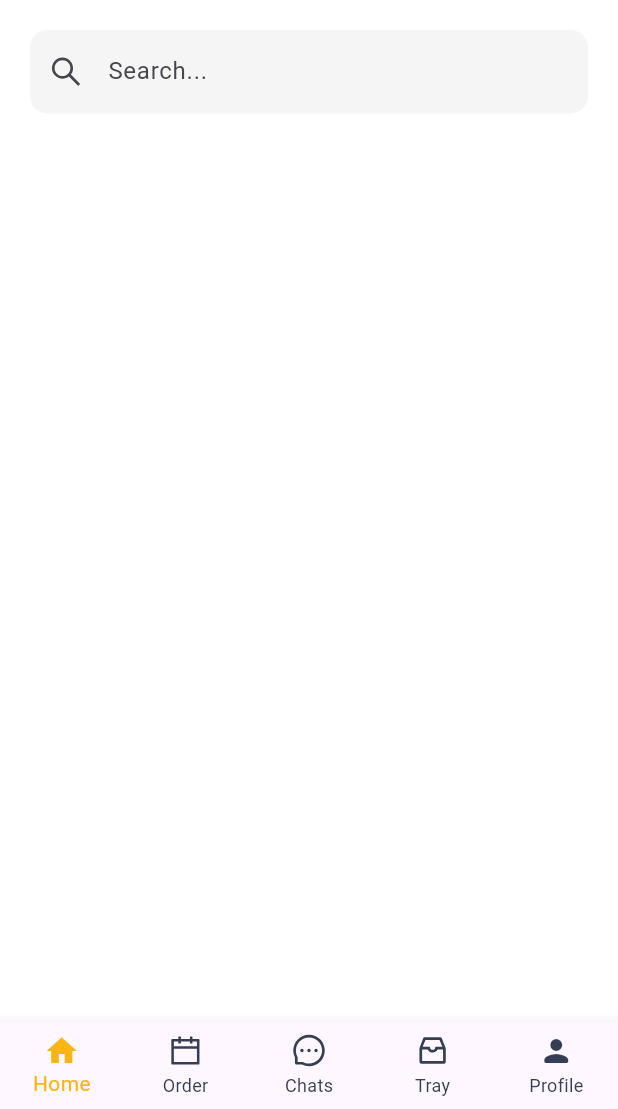
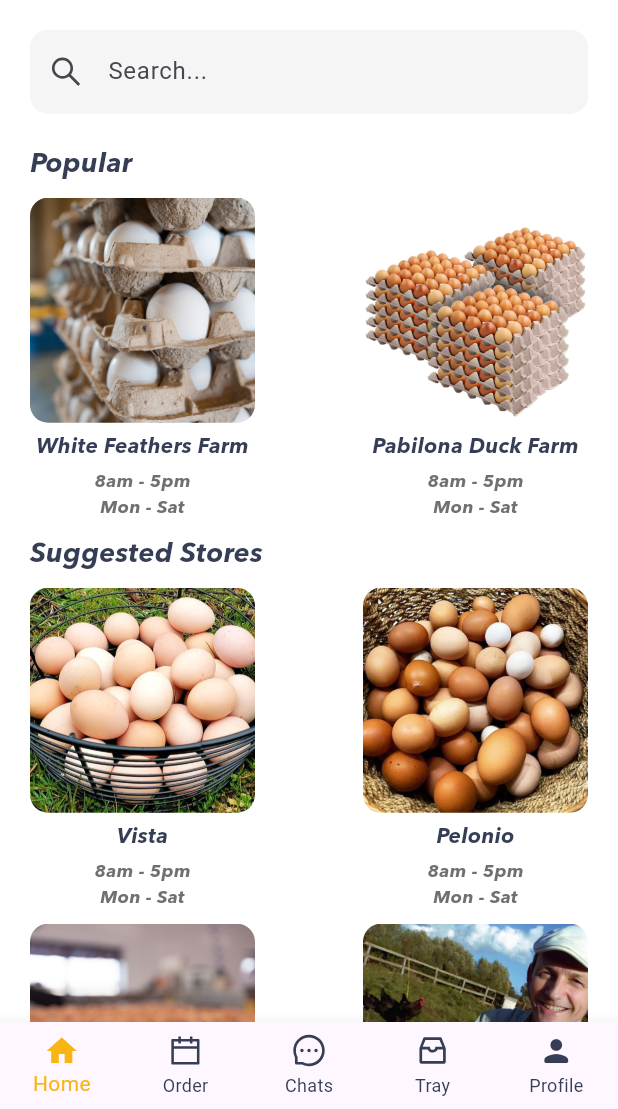
Before and after one commit to paturiick/EggVenture, a Flutter app: the HomeScreen screen opened by its route, on a phone screen of 412 x 824 dp, the part 127-1236 px from its top. Run offline on Flutter 3.47's test engine with Material 3 defaults, Android fonts, the phone set to English and light mode, and no system bars; our stand-ins replace flutter_svg, icons_plus.

Commit message:
profile and home screen modified

```diff
--- a/lib/screens/home_screen.dart
+++ b/lib/screens/home_screen.dart
@@ -8,8 +8,12 @@ class HomeScreen extends StatelessWidget {
   @override
   Widget build(BuildContext context) {
     return Scaffold(
-      body: Column(
+      body: SingleChildScrollView(
+        // To enable scrolling if content overflows
+        child: Column(
           mainAxisAlignment: MainAxisAlignment.start,
+          crossAxisAlignment:
+              CrossAxisAlignment.start, // Align children to the start
           children: [
             Center(
               child: Padding(
@@ -84,9 +88,141 @@ class HomeScreen extends StatelessWidget {
                 ),
               ),
             ),
+            Padding(
+              padding: const EdgeInsets.symmetric(horizontal: 20.0),
+              child: Text(
+                'Popular',
+                style: TextStyle(
+                  fontFamily: 'AvenirNextCyr',
+                  fontWeight: FontWeight.bold,
+                  fontSize: 18,
+                  color: Color(0xFF353E55),
+                ),
+              ),
+            ),
+            // Popular section (2 items in a row)
+            Padding(
+              padding:
+                  const EdgeInsets.symmetric(horizontal: 20.0, vertical: 10.0),
+              child: Row(
+                mainAxisAlignment: MainAxisAlignment.spaceBetween,
+                children: [
+                  _buildStoreItem(context, 'assets/stores/white_feathers.jpg',
+                      'White Feathers Farm', '8am - 5pm', 'Mon - Sat'),
+                  _buildStoreItem(context, 'assets/stores/pabilona_duck.jpg',
+                      'Pabilona Duck Farm', '8am - 5pm', 'Mon - Sat'),
                 ],
+              ),
+            ),
+            Padding(
+              padding: const EdgeInsets.symmetric(horizontal: 20.0),
+              child: Text(
+                'Suggested Stores',
+                style: TextStyle(
+                  fontFamily: 'AvenirNextCyr',
+                  fontWeight: FontWeight.bold,
+                  fontSize: 18,
+                  color: Color(0xFF353E55),
+                ),
+              ),
+            ),
+            // Suggested Stores section (2 items in a row)
+            Padding(
+              padding:
+                  const EdgeInsets.symmetric(horizontal: 20.0, vertical: 10.0),
+              child: Column(
+                children: [
+                  Row(
+                    mainAxisAlignment: MainAxisAlignment.spaceBetween,
+                    children: [
+                      _buildStoreItem(context, 'assets/stores/vista.jpg',
+                          'Vista', '8am - 5pm', 'Mon - Sat'),
+                      _buildStoreItem(context, 'assets/stores/pelonio.png',
+                          'Pelonio', '8am - 5pm', 'Mon - Sat'),
+                    ],
+                  ),
+                  SizedBox(height: 10),
+                  Row(
+                    mainAxisAlignment: MainAxisAlignment.spaceBetween,
+                    children: [
+                      _buildStoreItem(context, 'assets/stores/daily_fresh.jpg',
+                          'Daily Fresh', '8am - 5pm', 'Mon - Sat'),
+                      _buildStoreItem(context, 'assets/stores/sundo.png',
+                          'Sundo', '8am - 5pm', 'Mon - Sat'),
+                    ],
+                  ),
+                  SizedBox(height: 10),
+                  Row(
+                    mainAxisAlignment: MainAxisAlignment.spaceBetween,
+                    children: [
+                      _buildStoreItem(context, 'assets/stores/pabilona.jpg',
+                          'Pabilona', '8am - 5pm', 'Mon - Sat'),
+                      // Add more stores here if needed
+                    ],
+                  ),
+                ],
+              ),
+            ),
+          ],
+        ),
       ),
       bottomNavigationBar: NavigationBarWidget(currentIndex: 0),
     );
   }
+
+  // Helper method to build each store item with rounded edges and opening times
+  Widget _buildStoreItem(BuildContext context, String imagePath, String title,
+      String time, String days) {
+    return GestureDetector(
+      onTap: () {
+        // Navigate to other screen
+      },
+      child: Container(
+        child: Column(
+          mainAxisAlignment: MainAxisAlignment.start,
+          children: [
+            ClipRRect(
+              borderRadius: BorderRadius.circular(12),
+              child: Image.asset(
+                imagePath,
+                width: 150,
+                height: 150,
+                fit: BoxFit.cover,
+              ),
+            ),
+            SizedBox(height: 5),
+            Text(
+              title,
+              textAlign: TextAlign.center,
+              style: TextStyle(
+                fontFamily: 'AvenirNextCyr',
+                fontWeight: FontWeight.w600,
+                fontSize: 14,
+                color: Color(0xFF353E55),
+              ),
+            ),
+            SizedBox(height: 5),
+            Text(
+              time,
+              style: TextStyle(
+                fontFamily: 'AvenirNextCyr',
+                fontWeight: FontWeight.w500,
+                fontSize: 12,
+                color: Color(0xFF707070),
+              ),
+            ),
+            Text(
+              days,
+              style: TextStyle(
+                fontFamily: 'AvenirNextCyr',
+                fontWeight: FontWeight.w500,
+                fontSize: 12,
+                color: Color(0xFF707070),
+              ),
+            ),
+          ],
+        ),
+      ),
+    );
   }
+}
--- a/lib/screens/profile_screen.dart
+++ b/lib/screens/profile_screen.dart
@@ -48,7 +48,7 @@ class ProfileScreen extends StatelessWidget {
               ),
               style: ElevatedButton.styleFrom(
                 backgroundColor: Colors.white,
-                padding: EdgeInsets.symmetric(horizontal: 8.0, vertical: 4.0),
+                padding: EdgeInsets.symmetric(horizontal: 8.0, vertical: 2.0),
                 side: BorderSide(color: Colors.black),
                 shape: RoundedRectangleBorder(
                   borderRadius: BorderRadius.circular(5),
@@ -66,19 +66,27 @@ class ProfileScreen extends StatelessWidget {
                   Row(
                     crossAxisAlignment: CrossAxisAlignment.center,
                     children: [
-                      ElevatedButton(
+                      ElevatedButton.icon(
                         onPressed: () {
                           // Handle add new picture action here
                         },
+                        icon: Icon(Icons.add_a_photo,
+                            size: 20, color: Color(0xFF353E55)),
+                        label: Text(
+                          'Add New Picture',
+                          style: TextStyle(
+                            fontFamily: 'AvenirNextCyr',
+                            fontSize: 14,
+                            color: Color(0xFF353E55),
+                          ),
+                        ),
                         style: ElevatedButton.styleFrom(
-                          shape: CircleBorder(),
-                          backgroundColor: Colors.grey[200],
-                          padding: EdgeInsets.all(40),
-                        ),
-                        child: Icon(
-                          Icons.add_a_photo,
-                          color: Color(0xFF353E55),
-                          size: 40,
+                          backgroundColor: Color(0xFFFFB612),
+                          padding: EdgeInsets.symmetric(
+                              horizontal: 20.0, vertical: 15.0),
+                          shape: RoundedRectangleBorder(
+                            borderRadius: BorderRadius.circular(10),
+                          ),
                         ),
                       ),
                       SizedBox(width: 20),
```
Also changed, not shown: pubspec.yaml (+7 -0 lines), assets/stores/daily_fresh.jpg (added), assets/stores/pabilona.jpg (added), assets/stores/pabilona_duck.jpg (added), assets/stores/pelonio.png (added), assets/stores/sundo.png (added), assets/stores/vista.jpg (added), assets/stores/white_feathers.jpg (added), lib/screens/store_screen.dart (added). Lines whose indentation alone changed are shown as unchanged.
